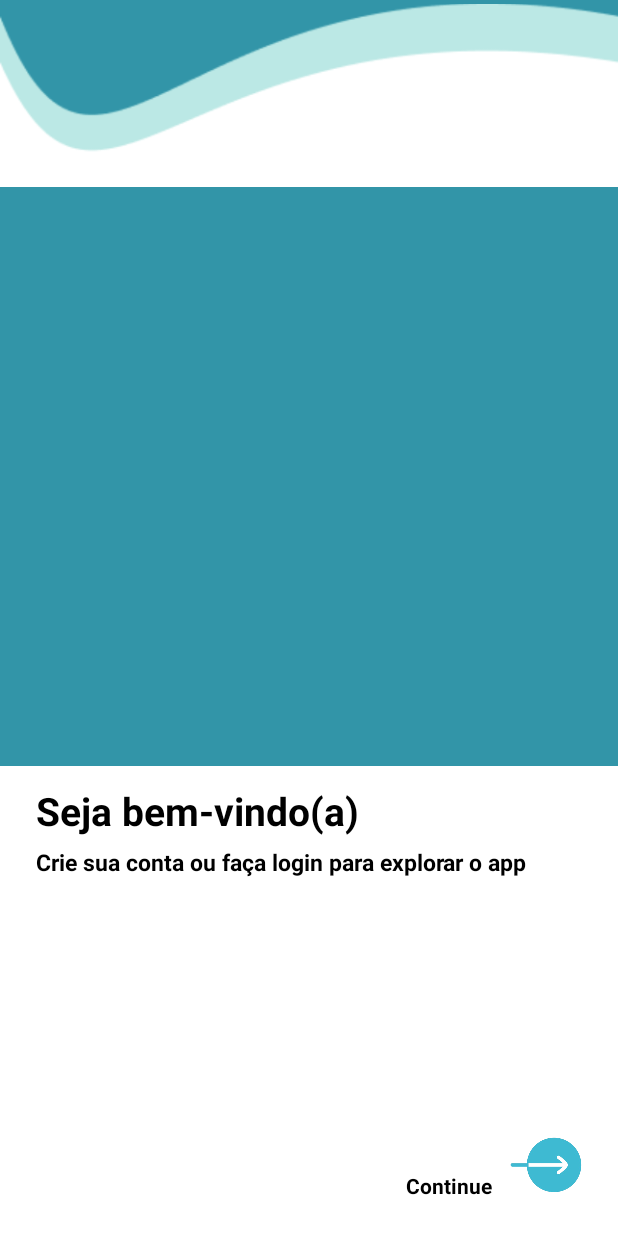
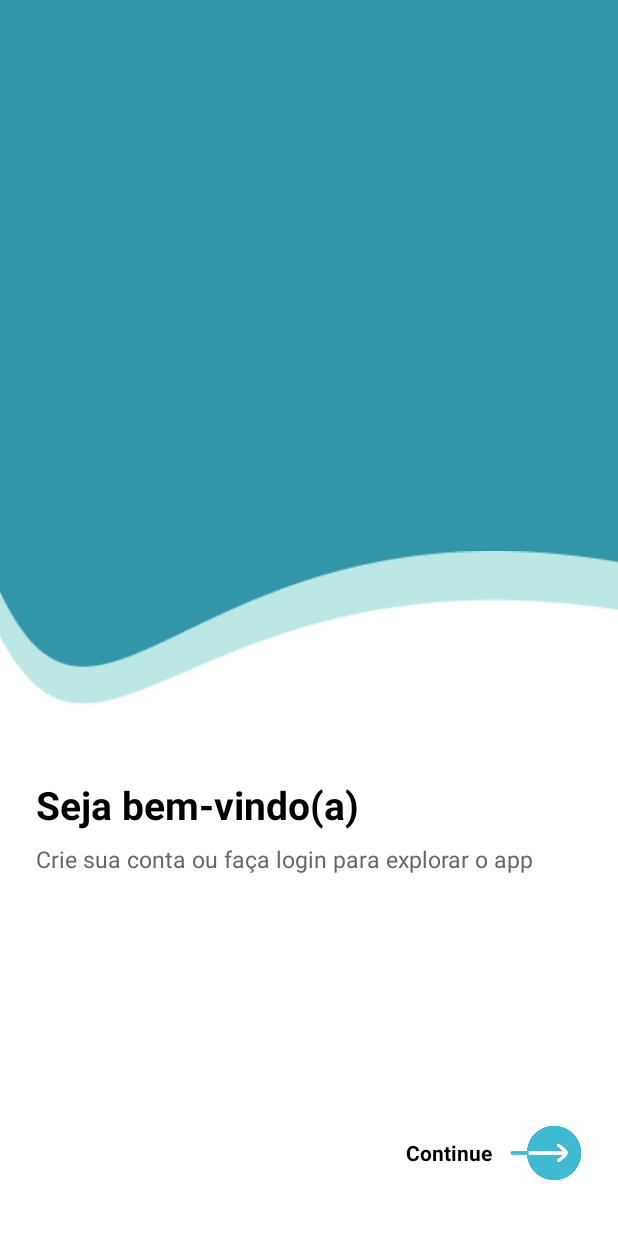
Before and after one commit to 2026-1-NCC3/Projeto5, an Android app: the screen it shows after launch (InicioActivity), on a phone screen of 412 x 824 dp. Run offline under Robolectric (Android 15) with nearby library versions, the light colour scheme and no system bars.

Commit message:
ajuste de layout na tela de Início

```diff
--- /dev/null
+++ b/src/mobile/app/src/main/res/drawable/bg_inicio_wave.xml
@@ -0,0 +1,17 @@
+<?xml version="1.0" encoding="utf-8"?>
+<layer-list xmlns:android="http://schemas.android.com/apk/res/android">
+
+    <item>
+        <shape android:shape="rectangle">
+            <solid android:color="@color/blue" />
+        </shape>
+    </item>
+
+    <item android:gravity="bottom">
+        <bitmap
+            android:src="@drawable/wave"
+            android:gravity="bottom"
+            android:tileMode="disabled" />
+    </item>
+
+</layer-list>
--- a/src/mobile/app/src/main/res/layout/activity_inicio.xml
+++ b/src/mobile/app/src/main/res/layout/activity_inicio.xml
@@ -2,11 +2,9 @@
 <androidx.constraintlayout.widget.ConstraintLayout
     xmlns:android="http://schemas.android.com/apk/res/android"
     xmlns:app="http://schemas.android.com/apk/res-auto"
-    xmlns:tools="http://schemas.android.com/tools"
     android:layout_width="match_parent"
     android:layout_height="match_parent"
     android:background="@android:color/white">
-
 
     <androidx.constraintlayout.widget.Guideline
         android:id="@+id/gStart"
@@ -22,32 +20,16 @@
         android:layout_width="wrap_content"
         android:layout_height="wrap_content"/>
 
-
     <ImageView
-        android:id="@+id/imageView3"
+        android:id="@+id/ivHeader"
         android:layout_width="0dp"
         android:layout_height="0dp"
         android:contentDescription="@string/cd_header_image"
-        android:adjustViewBounds="true"
-        android:scaleType="centerCrop"
-        android:background="@color/blue"
+        android:background="@drawable/bg_inicio_wave"
         app:layout_constraintTop_toTopOf="parent"
         app:layout_constraintStart_toStartOf="parent"
         app:layout_constraintEnd_toEndOf="parent"
-        app:layout_constraintHeight_default="percent"
-        app:layout_constraintHeight_percent="0.62" />
-
-
-    <FrameLayout
-        android:id="@+id/bottomContainer"
-        android:layout_width="0dp"
-        android:layout_height="0dp"
-        android:background="@android:color/white"
-        app:layout_constraintTop_toBottomOf="@id/imageView3"
-        app:layout_constraintStart_toStartOf="parent"
-        app:layout_constraintEnd_toEndOf="parent"
-        app:layout_constraintBottom_toBottomOf="parent" />
-
+        app:layout_constraintHeight_percent="0.60" />
 
     <TextView
         android:id="@+id/textView"
@@ -57,11 +39,10 @@
         android:textSize="26sp"
         android:textStyle="bold"
         android:textColor="@android:color/black"
-        app:layout_constraintTop_toTopOf="@id/bottomContainer"
+        app:layout_constraintTop_toBottomOf="@id/ivHeader"
         app:layout_constraintStart_toStartOf="@id/gStart"
         app:layout_constraintEnd_toStartOf="@id/gEnd"
-        android:layout_marginTop="12dp" />
-
+        android:layout_marginTop="24dp" />
 
     <TextView
         android:id="@+id/textView2"
@@ -69,24 +50,11 @@
         android:layout_height="wrap_content"
         android:text="@string/subtitulo_crie_conta_login"
         android:textSize="15sp"
-        android:textStyle="bold"
-        android:textColor="@android:color/black"
+        android:textColor="#666666"
         app:layout_constraintTop_toBottomOf="@id/textView"
         app:layout_constraintStart_toStartOf="@id/textView"
         app:layout_constraintEnd_toEndOf="@id/textView"
-        android:layout_marginTop="6dp" />
-
-
-    <TextView
-        android:id="@+id/textView3"
-        android:layout_width="wrap_content"
-        android:layout_height="wrap_content"
-        android:text="@string/continue_label"
-        android:textStyle="bold"
-        android:textColor="@android:color/black"
-        app:layout_constraintBottom_toBottomOf="@id/imageView2"
-        app:layout_constraintEnd_toStartOf="@id/imageView2"
-        android:layout_marginEnd="12dp" />
+        android:layout_marginTop="8dp" />
 
     <ImageView
         android:id="@+id/imageView2"
@@ -94,17 +62,19 @@
         android:layout_height="48dp"
         android:contentDescription="@string/cd_botao_continuar"
         app:srcCompat="@drawable/button"
-        app:layout_constraintEnd_toEndOf="@id/bottomContainer"
-        app:layout_constraintBottom_toBottomOf="@id/bottomContainer"
-        android:layout_marginEnd="24dp"
-        android:layout_marginBottom="24dp" />
+        app:layout_constraintEnd_toEndOf="@id/gEnd"
+        app:layout_constraintBottom_toBottomOf="parent"
+        android:layout_marginBottom="32dp" />
 
-    <ImageView
-        android:id="@+id/imageView"
+    <TextView
         android:layout_width="wrap_content"
         android:layout_height="wrap_content"
-        app:srcCompat="@drawable/wave"
-        tools:layout_editor_absoluteX="0dp"
-        tools:layout_editor_absoluteY="339dp" />
+        android:text="@string/continue_label"
+        android:textStyle="bold"
+        android:textColor="@android:color/black"
+        app:layout_constraintBottom_toBottomOf="@id/imageView2"
+        app:layout_constraintTop_toTopOf="@id/imageView2"
+        app:layout_constraintEnd_toStartOf="@id/imageView2"
+        android:layout_marginEnd="12dp" />
 
 </androidx.constraintlayout.widget.ConstraintLayout>
```
